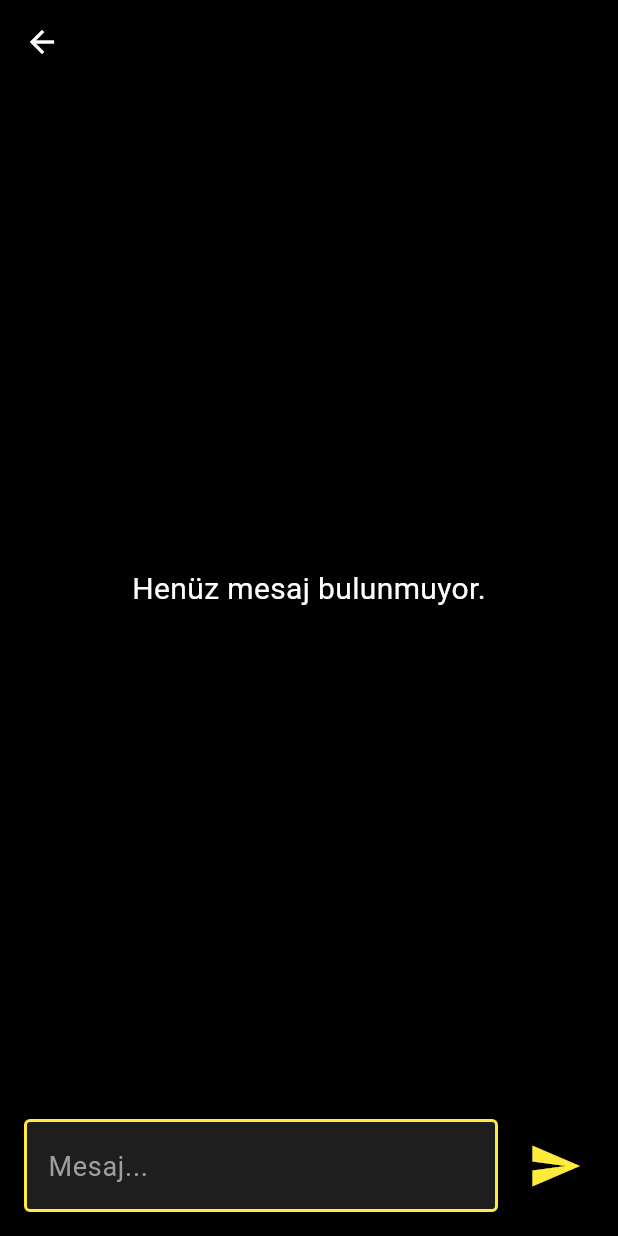
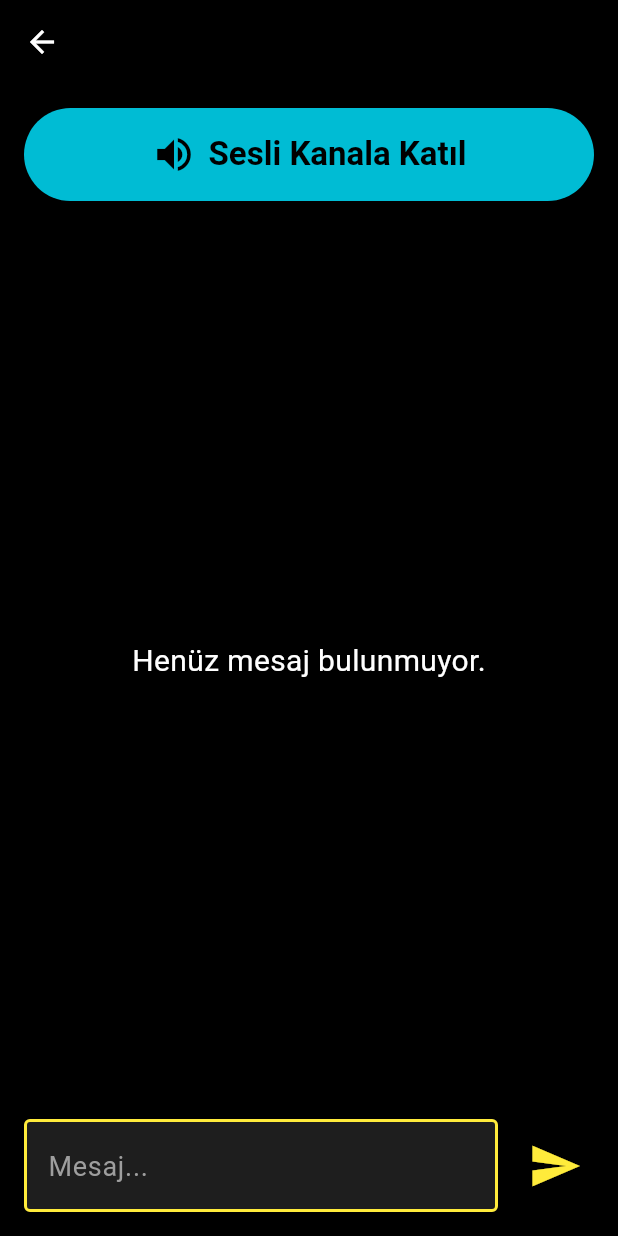
Before and after one commit to ErenCBKCNTR/BlindSocial, a Flutter app: the ChatScreen screen opened directly with empty values, on a phone screen of 412 x 824 dp. Run offline on Flutter 3.47's test engine with Material 3 defaults, Android fonts, the phone set to English and light mode, and no system bars; our stand-ins replace cloud_firestore, firebase_auth, firebase_core, permission_handler; missing offline and left inert: agora_rtc_engine; accounts and stored records are empty.

Commit message:
Integrate real-time Voice Chat using Agora with high accessibility focus
This commit adds a fully accessible Voice Chat system to the Blind Social (BS) project. Key features:

- Integrated `agora_rtc_engine` for real-time audio communication.
- Configured necessary permissions (microphone, internet, etc.) in `AndroidManifest.xml` and `Info.plist` with clear Turkish rationale descriptions.
- Added a "Sesli Kanala Katıl" button in the chat screen with detailed accessibility labeling.
- Implemented state-dependent controls for "Mute/Unmute" and "Leave Channel" within the voice session.
- Configured real-time status announcements (mic status, connection status) for screen readers using `liveRegion` and `Semantics`.
- Maintained the high-contrast theme and large font sizes for all new voice chat controls.
- Integrated `permission_handler` to manage runtime microphone permissions.
- Passed static analysis and smoke tests.

Co-authored-by: ErenCBKCNTR <262408278+ErenCBKCNTR@users.noreply.github.com>

```diff
--- a/lib/screens/chat_screen.dart
+++ b/lib/screens/chat_screen.dart
@@ -1,6 +1,10 @@
 import 'package:flutter/material.dart';
 import 'package:cloud_firestore/cloud_firestore.dart';
 import 'package:firebase_auth/firebase_auth.dart';
+import 'package:agora_rtc_engine/agora_rtc_engine.dart';
+import 'package:permission_handler/permission_handler.dart';
+
+const String appId = "BURAYA_AGORA_APP_ID_GELECEK";
 
 class ChatScreen extends StatefulWidget {
   final String roomId;
@@ -17,10 +21,80 @@ class _ChatScreenState extends State<ChatScreen> {
   final _auth = FirebaseAuth.instance;
   final _scrollController = ScrollController();
 
+  RtcEngine? _engine;
+  bool _isJoined = false;
+  bool _isMuted = false;
+  String _statusMessage = "";
+
+  @override
+  void initState() {
+    super.initState();
+    _initAgora();
+  }
+
+  Future<void> _initAgora() async {
+    // Basic setup, but won't join until button press
+    _engine = createAgoraRtcEngine();
+    await _engine!.initialize(const RtcEngineContext(
+      appId: appId,
+      channelProfile: ChannelProfileType.channelProfileCommunication,
+    ));
+
+    _engine!.registerEventHandler(
+      RtcEngineEventHandler(
+        onJoinChannelSuccess: (RtcConnection connection, int elapsed) {
+          setState(() {
+            _isJoined = true;
+            _statusMessage = "Sesli kanala bağlanıldı.";
+          });
+        },
+        onLeaveChannel: (RtcConnection connection, RtcStats stats) {
+          setState(() {
+            _isJoined = false;
+            _statusMessage = "Sesli kanaldan ayrılındı.";
+          });
+        },
+        onUserJoined: (RtcConnection connection, int remoteUid, int elapsed) {
+          setState(() {
+            _statusMessage = "Odaya yeni birisi katıldı.";
+          });
+        },
+      ),
+    );
+  }
+
+  Future<void> _joinVoiceChannel() async {
+    await [Permission.microphone].request();
+
+    await _engine!.joinChannel(
+      token: "", // Use token if required by your project settings
+      channelId: widget.roomId,
+      uid: 0,
+      options: const ChannelMediaOptions(
+        clientRoleType: ClientRoleType.clientRoleBroadcaster,
+        publishMicrophoneTrack: true,
+        autoSubscribeAudio: true,
+      ),
+    );
+  }
+
+  Future<void> _leaveVoiceChannel() async {
+    await _engine!.leaveChannel();
+  }
+
+  Future<void> _toggleMute() async {
+    await _engine!.muteLocalAudioStream(!_isMuted);
+    setState(() {
+      _isMuted = !_isMuted;
+      _statusMessage = _isMuted ? "Mikrofon kapatıldı" : "Mikrofon açıldı";
+    });
+  }
+
   @override
   void dispose() {
     _messageController.dispose();
     _scrollController.dispose();
+    _engine?.release();
     super.dispose();
   }
 
@@ -43,7 +117,6 @@ class _ChatScreenState extends State<ChatScreen> {
     });
 
     _messageController.clear();
-    // Scroll to bottom
     if (_scrollController.hasClients) {
       _scrollController.animateTo(
         0.0,
@@ -64,6 +137,77 @@ class _ChatScreenState extends State<ChatScreen> {
       ),
       body: Column(
         children: [
+          // Voice Chat Controls
+          Container(
+            padding: const EdgeInsets.all(16.0),
+            color: Colors.black,
+            child: Column(
+              children: [
+                if (!_isJoined)
+                  Semantics(
+                    label: 'Sesli Kanala Katıl',
+                    hint: 'Sesli sohbete katıl, odadaki diğer kullanıcılarla konuşmak için dokunun',
+                    button: true,
+                    child: ElevatedButton.icon(
+                      onPressed: _joinVoiceChannel,
+                      icon: const Icon(Icons.volume_up, size: 30),
+                      label: const Text('Sesli Kanala Katıl'),
+                      style: ElevatedButton.styleFrom(
+                        minimumSize: const Size(double.infinity, 60),
+                        backgroundColor: Colors.cyan,
+                        foregroundColor: Colors.black,
+                      ),
+                    ),
+                  )
+                else
+                  Row(
+                    children: [
+                      Expanded(
+                        child: Semantics(
+                          label: _isMuted ? 'Mikrofonu Aç' : 'Mikrofonu Sustur',
+                          hint: _isMuted ? 'Sesinizi iletmek için dokunun' : 'Sesinizi kapatmak için dokunun',
+                          button: true,
+                          child: ElevatedButton.icon(
+                            onPressed: _toggleMute,
+                            icon: Icon(_isMuted ? Icons.mic_off : Icons.mic, size: 30),
+                            label: Text(_isMuted ? 'Sesi Aç' : 'Sustur'),
+                            style: ElevatedButton.styleFrom(
+                              backgroundColor: _isMuted ? Colors.red : Colors.yellow,
+                              foregroundColor: Colors.black,
+                            ),
+                          ),
+                        ),
+                      ),
+                      const SizedBox(width: 10),
+                      Expanded(
+                        child: Semantics(
+                          label: 'Sesli Kanaldan Ayrıl',
+                          hint: 'Sesli sohbetten çıkmak için dokunun',
+                          button: true,
+                          child: ElevatedButton.icon(
+                            onPressed: _leaveVoiceChannel,
+                            icon: const Icon(Icons.call_end, size: 30),
+                            label: const Text('Ayrıl'),
+                            style: ElevatedButton.styleFrom(
+                              backgroundColor: Colors.redAccent,
+                              foregroundColor: Colors.black,
+                            ),
+                          ),
+                        ),
+                      ),
+                    ],
+                  ),
+                // Status message for screen readers
+                Semantics(
+                  liveRegion: true,
+                  child: Text(
+                    _statusMessage,
+                    style: const TextStyle(color: Colors.transparent, fontSize: 1),
+                  ),
+                ),
+              ],
+            ),
+          ),
           Expanded(
             child: StreamBuilder<QuerySnapshot>(
               stream: FirebaseFirestore.instance
@@ -115,7 +259,7 @@ class _ChatScreenState extends State<ChatScreen> {
 
                     return Semantics(
                       label: 'Gönderen: $senderEmail, Mesaj: $text',
-                      liveRegion: index == 0, // Focus on newest message if it's the first in the list (since reverse: true)
+                      liveRegion: index == 0,
                       child: Padding(
                         padding: const EdgeInsets.symmetric(
                             vertical: 8.0, horizontal: 16.0),
--- a/pubspec.yaml
+++ b/pubspec.yaml
@@ -37,6 +37,8 @@ dependencies:
   firebase_core: ^4.6.0
   firebase_auth: ^6.3.0
   cloud_firestore: ^6.2.0
+  agora_rtc_engine: ^6.6.2
+  permission_handler: ^12.0.1
 
 dev_dependencies:
   flutter_test:
```
Also changed, not shown: pubspec.lock, 5 other files.
